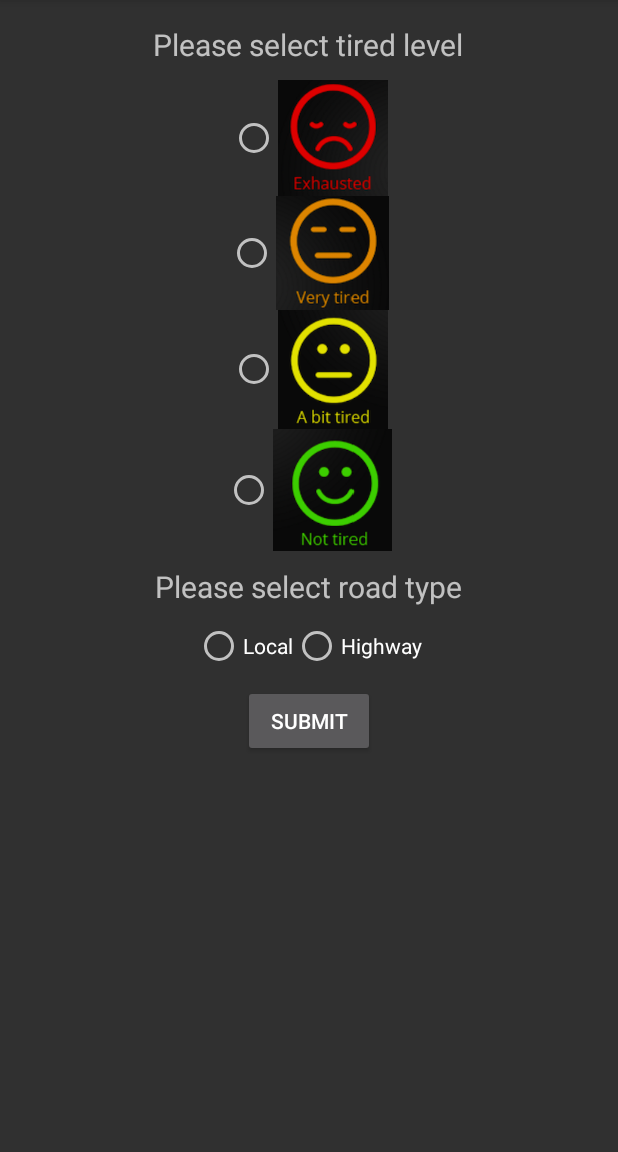
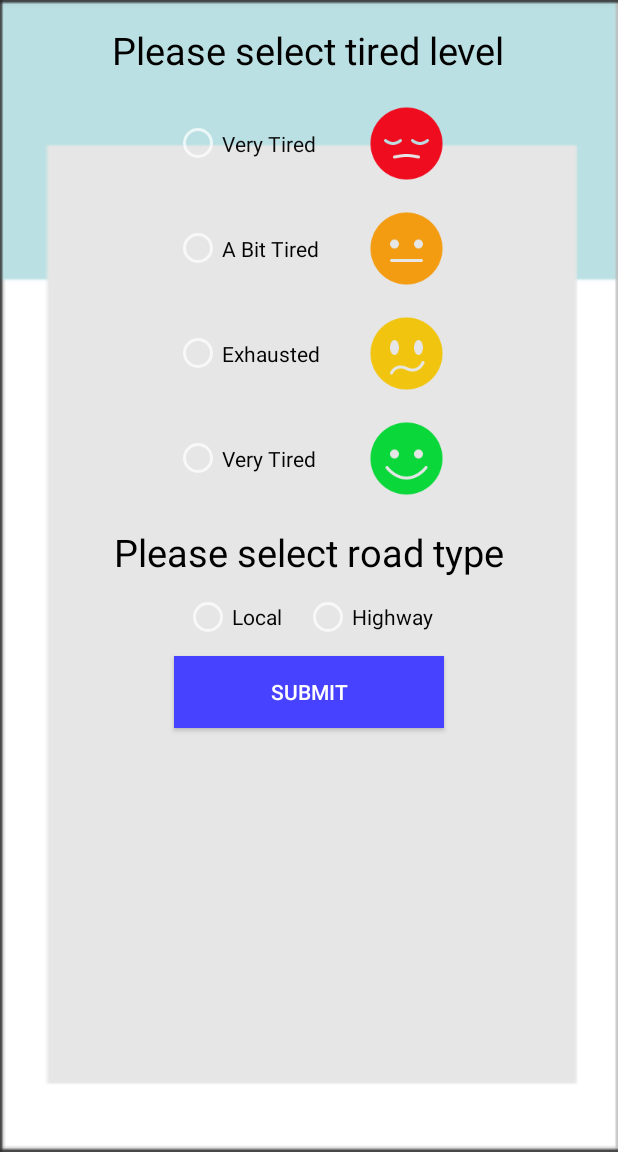
Before and after one commit to weddingjuma/DriveSafeApp, an Android app: the SurveyActivity screen opened directly, with no data from a screen before it, on a phone screen of 412 x 824 dp, the part 84-1236 px from its top. Run offline under Robolectric (Android 15) with nearby library versions, the phone set to English and light mode, and no system bars.

Commit message:
modify ui

```diff
--- a/app/src/main/res/layout/activity_survey.xml
+++ b/app/src/main/res/layout/activity_survey.xml
@@ -8,50 +8,67 @@
                 android:paddingBottom="@dimen/activity_vertical_margin"
                 android:orientation="vertical"
                 android:gravity="center_horizontal"
-                tools:context="com.google.android.gms.samples.vision.face.facetracker.SurveyActivity">
+                tools:context="com.google.android.gms.samples.vision.face.facetracker.SurveyActivity"
+    android:background="@drawable/surveyback">
     <TextView
         android:layout_width="wrap_content"
         android:layout_height="wrap_content"
         android:id="@+id/tiredlevel"
-        android:textSize="20sp"
+        android:textSize="25sp"
         android:text="Please select tired level"
-        android:layout_marginBottom="10dp"/>
+        android:layout_marginBottom="10dp"
+        android:textColor="#000000" />
     <RadioGroup
         android:id="@+id/group1"
-        android:layout_width="match_parent"
+        android:layout_width="490dp"
         android:layout_height="wrap_content"
         android:gravity="center_horizontal"
         android:orientation="vertical">
+        <RadioButton
+            android:id="@+id/verytired"
+            android:layout_width="180dp"
+            android:layout_height="70dp"
+            android:drawableRight="@drawable/verytired"
+
+            android:text="Very Tired"
+            android:textColor="#0a0a0a" />
+
+        <RadioButton
+            android:id="@+id/bittired"
+            android:layout_width="180dp"
+            android:layout_height="70dp"
+            android:drawableRight="@drawable/abittired"
+            android:text="A Bit Tired"
+            android:textColor="#030303" />
 
         <RadioButton
             android:id="@+id/exhausted"
-            android:layout_width="wrap_content"
-            android:layout_height="wrap_content"
-            android:drawableRight="@drawable/exhausted"/>
-        <RadioButton
-            android:id="@+id/verytired"
-            android:layout_width="wrap_content"
-            android:layout_height="wrap_content"
+            android:layout_width="180dp"
+            android:layout_height="70dp"
+            android:drawableRight="@drawable/exhausted"
 
-            android:drawableRight="@drawable/verytired"/>
-        <RadioButton
-            android:id="@+id/bittired"
-            android:layout_width="wrap_content"
-            android:layout_height="wrap_content"
-            android:drawableRight="@drawable/abittired"/>
+            android:text="Exhausted"
+            android:checked="false"
+            android:layout_gravity="center_horizontal"
+            android:textColor="#030303" />
+
         <RadioButton
             android:id="@+id/nottired"
-            android:layout_width="wrap_content"
-            android:layout_height="wrap_content"
-            android:drawableRight="@drawable/nottired"/>
+            android:layout_width="180dp"
+            android:layout_height="70dp"
+            android:drawableRight="@drawable/nottired"
+            android:text="Very Tired"
+            android:checked="false"
+            android:textColor="#030303" />
     </RadioGroup>
     <TextView
         android:layout_width="wrap_content"
         android:layout_height="wrap_content"
-        android:textSize="20sp"
+        android:textSize="25sp"
         android:text="Please select road type"
         android:layout_marginTop="10dp"
-        android:layout_marginBottom="10dp"/>
+        android:layout_marginBottom="10dp"
+        android:textColor="#000000" />
     <RadioGroup
         android:id="@+id/group2"
         android:layout_width="match_parent"
@@ -62,22 +79,25 @@
 
         <RadioButton
             android:id="@+id/local"
-            android:layout_width="wrap_content"
+            android:layout_width="80dp"
             android:layout_height="wrap_content"
-            android:text="Local"/>
+            android:text="Local"
+            android:textColor="#050505" />
         <RadioButton
             android:id="@+id/highway"
             android:layout_width="wrap_content"
             android:layout_height="wrap_content"
-            android:text="Highway"/>
+            android:text="Highway"
+            android:textColor="#050505" />
     </RadioGroup>
 
     <Button
         android:id="@+id/submit"
-        android:layout_width="wrap_content"
+        android:layout_width="180dp"
         android:layout_height="wrap_content"
         android:layout_below="@id/group2"
         android:text="Submit"
-        android:layout_marginTop="10dp"/>
+        android:layout_marginTop="10dp"
+        android:background="#4742ff" />
 
 </LinearLayout>
```
Also changed, not shown: app/src/main/res/drawable-xhdpi/abittired.png, app/src/main/res/drawable-xhdpi/exhausted.png, app/src/main/res/drawable-xhdpi/nottired.png, app/src/main/res/drawable-xhdpi/surveyback.png (added), app/src/main/res/drawable-xhdpi/verytired.png, 287 other files.
